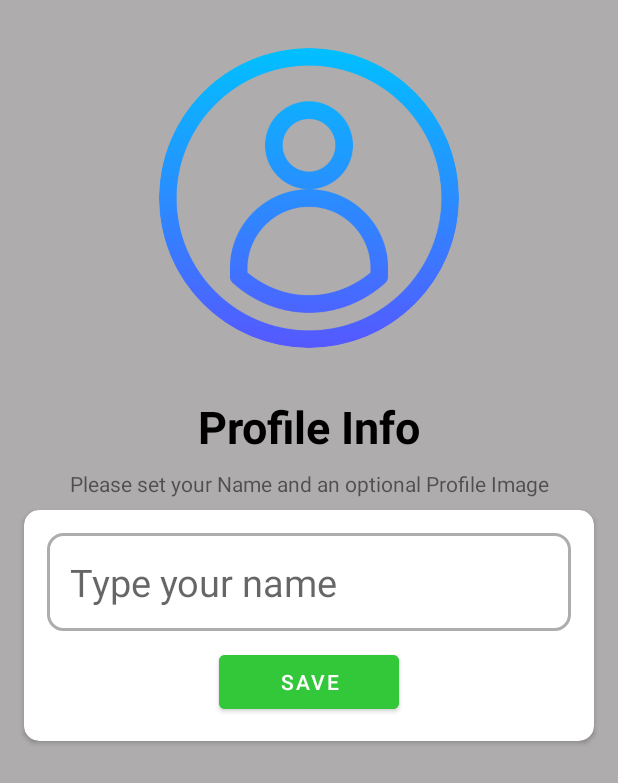
After one commit to tf153/LetsChat, an Android app: the SetupProfileActivity screen opened directly, with no data from a screen before it, on a phone screen of 412 x 824 dp. The commit adds this screen. Shown: the top 783 px of the screen. Run offline under Robolectric (Android 15) with nearby library versions, the phone set to English and light mode, and no system bars; our stand-ins replace CircleImageView, Firebase (no records; nobody signed in at launch, a user with empty details on screens opened directly).

Commit message:
User Log in made

```diff
--- a/LetsChat/app/build.gradle
+++ b/LetsChat/app/build.gradle
@@ -42,7 +42,12 @@ dependencies {
     androidTestImplementation 'androidx.test.espresso:espresso-core:3.3.0'
 
     implementation 'com.github.mukeshsolanki:android-otpview-pinview:2.1.2'
+
     implementation platform('com.google.firebase:firebase-bom:27.1.0')
     implementation 'com.google.firebase:firebase-analytics'
     implementation 'com.google.firebase:firebase-auth'
+    implementation 'com.google.firebase:firebase-database'
+    implementation 'com.google.firebase:firebase-storage'
+
+    implementation 'de.hdodenhof:circleimageview:3.1.0'
 }
--- a/LetsChat/app/src/main/java/com/example/letschat/PhoneNumberActivity.java
+++ b/LetsChat/app/src/main/java/com/example/letschat/PhoneNumberActivity.java
@@ -17,6 +17,8 @@ public class PhoneNumberActivity extends AppCompatActivity {
         binding=ActivityPhoneNumberBinding.inflate(getLayoutInflater());
         setContentView(binding.getRoot());
 
+        getSupportActionBar().hide();
+
         binding.continueBtn.setOnClickListener(new View.OnClickListener() {
             @Override
             public void onClick(View v) {
--- /dev/null
+++ b/LetsChat/app/src/main/java/com/example/letschat/SetupProfileActivity.java
@@ -0,0 +1,141 @@
+package com.example.letschat;
+
+import androidx.annotation.NonNull;
+import androidx.annotation.Nullable;
+import androidx.appcompat.app.AppCompatActivity;
+
+import android.app.ProgressDialog;
+import android.content.Intent;
+import android.net.Uri;
+import android.os.Bundle;
+import android.view.View;
+import android.widget.ProgressBar;
+
+import com.example.letschat.databinding.ActivitySetupProfileBinding;
+import com.google.android.gms.tasks.OnCompleteListener;
+import com.google.android.gms.tasks.OnSuccessListener;
+import com.google.android.gms.tasks.Task;
+import com.google.firebase.auth.FirebaseAuth;
+import com.google.firebase.database.FirebaseDatabase;
+import com.google.firebase.storage.FirebaseStorage;
+import com.google.firebase.storage.StorageReference;
+import com.google.firebase.storage.UploadTask;
+
+import java.net.URI;
+
+public class SetupProfileActivity extends AppCompatActivity {
+
+    ActivitySetupProfileBinding binding;
+    FirebaseAuth auth;
+    FirebaseStorage storage;
+    FirebaseDatabase database;
+    Uri selectedImage;
+    ProgressDialog dialog;
+
+    @Override
+    protected void onCreate(Bundle savedInstanceState) {
+        super.onCreate(savedInstanceState);
+        binding=ActivitySetupProfileBinding.inflate(getLayoutInflater());
+        setContentView(binding.getRoot());
+
+        getSupportActionBar().hide();
+
+        dialog=new ProgressDialog(this);
+        dialog.setMessage("Updating Profile...");
+        dialog.setCancelable(false);
+
+        database=FirebaseDatabase.getInstance();
+        storage=FirebaseStorage.getInstance();
+        auth=FirebaseAuth.getInstance();
+
+        binding.imageView.setOnClickListener(new View.OnClickListener() {
+            @Override
+            public void onClick(View v) {
+                Intent intent=new Intent();
+                intent.setAction(Intent.ACTION_GET_CONTENT);
+                intent.setType("image/*");
+                startActivityForResult(intent,45);
+            }
+        });
+
+        binding.continueBtn.setOnClickListener(new View.OnClickListener() {
+            @Override
+            public void onClick(View v) {
+                String name=binding.nameBox.getText().toString();
+                if(name.isEmpty()){
+                    binding.nameBox.setError("Please Enter a name");
+                    return;
+                }
+                dialog.show();
+                if(selectedImage!=null){
+                    StorageReference reference=storage.getReference().child("Profiles").child(auth.getUid());
+                    reference.putFile(selectedImage).addOnCompleteListener(new OnCompleteListener<UploadTask.TaskSnapshot>() {
+                        @Override
+                        public void onComplete(@NonNull Task<UploadTask.TaskSnapshot> task) {
+                            if(task.isSuccessful()){
+                                reference.getDownloadUrl().addOnSuccessListener(new OnSuccessListener<Uri>() {
+                                    @Override
+                                    public void onSuccess(Uri uri) {
+                                        String imageUrl=uri.toString();
+                                        String uid=auth.getUid();
+                                        String phone=auth.getCurrentUser().getPhoneNumber();
+                                        String name=binding.nameBox.getText().toString();
+
+                                        User user=new User(uid,name,phone,imageUrl);
+
+                                        database.getReference()
+                                                .child("users")
+                                                .child(uid)
+                                                .setValue(user)
+                                                .addOnSuccessListener(new OnSuccessListener<Void>() {
+                                                    @Override
+                                                    public void onSuccess(Void aVoid) {
+                                                        dialog.dismiss();
+                                                        Intent intent=new Intent(SetupProfileActivity.this,MainActivity.class);
+                                                        startActivity(intent);
+                                                        finishAffinity();
+                                                    }
+                                                });
+                                    }
+                                });
+                            }
+                        }
+                    });
+                }
+                else{
+                    String uid=auth.getUid();
+                    String phone=auth.getCurrentUser().getPhoneNumber();
+
+                    User user=new User(uid,name,phone,"No Image");
+
+                    database.getReference()
+                            .child("users")
+                            .child(uid)
+                            .setValue(user)
+                            .addOnSuccessListener(new OnSuccessListener<Void>() {
+                                @Override
+                                public void onSuccess(Void aVoid) {
+                                    dialog.dismiss();
+                                    Intent intent=new Intent(SetupProfileActivity.this,MainActivity.class);
+                                    startActivity(intent);
+                                    finishAffinity();
+                                }
+                            });
+                }
+            }
+        });
+
+    }
+
+    @Override
+    protected void onActivityResult(int requestCode, int resultCode, @Nullable Intent data) {
+        super.onActivityResult(requestCode, resultCode, data);
+
+        if(data!=null){
+            if(data.getData()!=null){
+                binding.imageView.setImageURI(data.getData());
+                selectedImage=data.getData();
+            }
+        }
+    }
+}
--- /dev/null
+++ b/LetsChat/app/src/main/res/layout/activity_setup_profile.xml
@@ -0,0 +1,83 @@
+<?xml version="1.0" encoding="utf-8"?>
+<androidx.constraintlayout.widget.ConstraintLayout xmlns:android="http://schemas.android.com/apk/res/android"
+    xmlns:app="http://schemas.android.com/apk/res-auto"
+    xmlns:tools="http://schemas.android.com/tools"
+    android:layout_width="match_parent"
+    android:layout_height="match_parent"
+    android:background="@color/grey"
+    tools:context=".SetupProfileActivity">
+
+    <de.hdodenhof.circleimageview.CircleImageView
+        android:id="@+id/imageView"
+        android:layout_width="200dp"
+        android:layout_height="200dp"
+        android:layout_marginTop="32dp"
+        android:src="@drawable/user"
+        app:layout_constraintEnd_toEndOf="parent"
+        app:layout_constraintStart_toStartOf="parent"
+        app:layout_constraintTop_toTopOf="parent"
+        app:srcCompat="@drawable/phonenumberchat" />
+
+    <TextView
+        android:id="@+id/phoneLbl"
+        android:layout_width="wrap_content"
+        android:layout_height="wrap_content"
+        android:layout_marginTop="32dp"
+        android:text="Profile Info"
+        android:textColor="#000000"
+        android:textSize="30sp"
+        android:textStyle="bold"
+        app:layout_constraintEnd_toEndOf="@+id/imageView"
+        app:layout_constraintStart_toStartOf="@+id/imageView"
+        app:layout_constraintTop_toBottomOf="@+id/imageView" />
+
+    <TextView
+        android:id="@+id/textView2"
+        android:layout_width="wrap_content"
+        android:layout_height="wrap_content"
+        android:layout_marginTop="8dp"
+        android:text="Please set your Name and an optional Profile Image"
+        app:layout_constraintEnd_toEndOf="@+id/phoneLbl"
+        app:layout_constraintStart_toStartOf="@+id/phoneLbl"
+        app:layout_constraintTop_toBottomOf="@+id/phoneLbl" />
+
+    <androidx.cardview.widget.CardView
+        android:layout_width="match_parent"
+        android:layout_height="wrap_content"
+        android:layout_marginStart="16dp"
+        android:layout_marginTop="8dp"
+        android:layout_marginEnd="16dp"
+        app:cardCornerRadius="10dp"
+        app:layout_constraintEnd_toEndOf="parent"
+        app:layout_constraintStart_toStartOf="parent"
+        app:layout_constraintTop_toBottomOf="@+id/textView2">
+
+        <LinearLayout
+            android:layout_width="match_parent"
+            android:layout_height="match_parent"
+            android:layout_margin="15dp"
+            android:orientation="vertical">
+
+            <EditText
+                android:id="@+id/nameBox"
+                android:layout_width="match_parent"
+                android:layout_height="wrap_content"
+                android:background="@drawable/textbox_outline"
+                android:ems="10"
+                android:hint="Type your name"
+                android:inputType="textPersonName"
+                android:padding="15dp"
+                android:textSize="25sp" />
+
+            <Button
+                android:id="@+id/continueBtn"
+                android:layout_width="120dp"
+                android:layout_height="wrap_content"
+                android:layout_gravity="center"
+                android:layout_marginTop="10dp"
+                android:backgroundTint="@color/green"
+                android:text="Save" />
+        </LinearLayout>
+    </androidx.cardview.widget.CardView>
+
+</androidx.constraintlayout.widget.ConstraintLayout>
--- a/LetsChat/app/src/main/res/values/themes.xml
+++ b/LetsChat/app/src/main/res/values/themes.xml
@@ -3,7 +3,7 @@
     <style name="Theme.LetsChat" parent="Theme.MaterialComponents.DayNight.DarkActionBar">
         <!-- Primary brand color. -->
         <item name="colorPrimary">@color/purple_500</item>
-        <item name="colorPrimaryVariant">@color/purple_700</item>
+        <item name="colorPrimaryVariant">@color/black</item>
         <item name="colorOnPrimary">@color/white</item>
         <!-- Secondary brand color. -->
         <item name="colorSecondary">@color/teal_200</item>
```
Also changed, not shown: LetsChat/app/src/main/AndroidManifest.xml (+5 -3 lines), LetsChat/app/src/main/java/com/example/letschat/OTPActivity.java (+72 -0 lines), LetsChat/app/src/main/java/com/example/letschat/User.java (added, +47 -0 lines).
